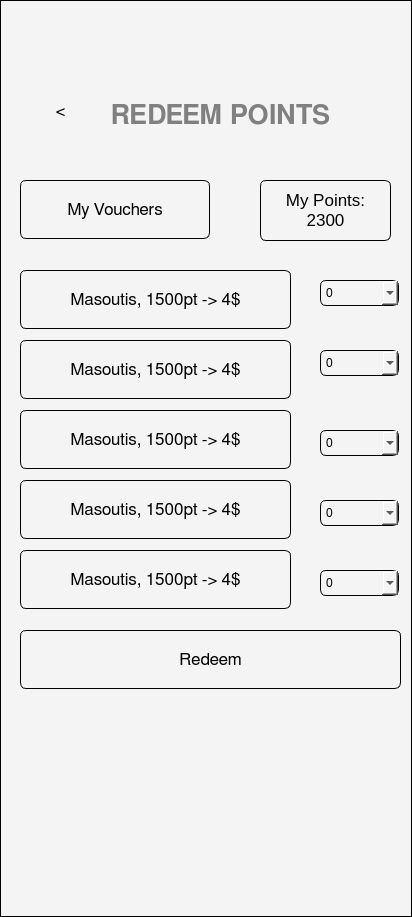
First picture: the form in ui/redeem_points_screen.ui, repository SWE-Project-Org/SWE-Project, before the edit.
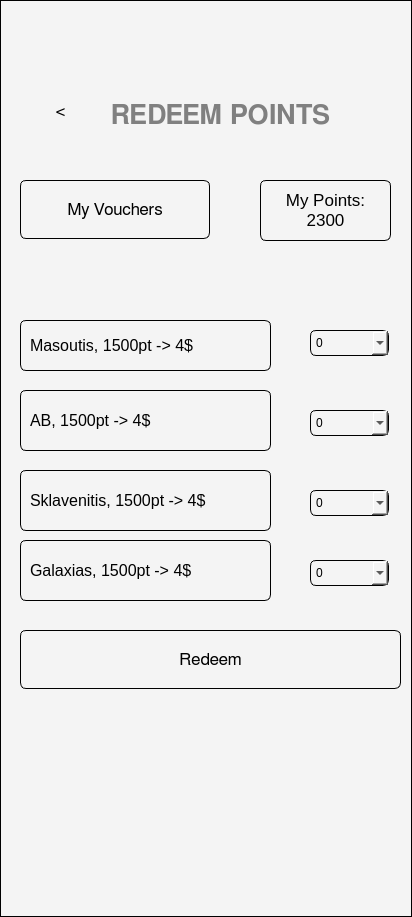
Second picture: the form after the edit.

Commit message: Changes in screen files, script to create ui_py files

Patch:
```diff
--- a/ui/redeem_points_screen.ui
+++ b/ui/redeem_points_screen.ui
@@ -138,248 +138,11 @@
 &lt;p align=&quot;center&quot; style=&quot; margin-top:0px; margin-bottom:0px; margin-left:0px; margin-right:0px; -qt-block-indent:0; text-indent:0px;&quot;&gt;&lt;span style=&quot; font-family:'FreeSans'; font-size:13pt;&quot;&gt;2300&lt;/span&gt;&lt;/p&gt;&lt;/body&gt;&lt;/html&gt;</string>
    </property>
   </widget>
-  <widget class="QPushButton" name="pushButton_6">
-   <property name="geometry">
-    <rect>
-     <x>20</x>
-     <y>270</y>
-     <width>271</width>
-     <height>59</height>
-    </rect>
-   </property>
-   <property name="font">
-    <font>
-     <family>FreeSans</family>
-     <pointsize>13</pointsize>
-     <bold>false</bold>
-    </font>
-   </property>
-   <property name="styleSheet">
-    <string notr="true">color: ffffff;background-color: #00000000;
-border-radius: 6px;
-    padding: 5px;</string>
-   </property>
-   <property name="text">
-    <string>Masoutis, 1500pt -&gt; 4$</string>
-   </property>
-  </widget>
-  <widget class="QPushButton" name="pushButton_7">
-   <property name="geometry">
-    <rect>
-     <x>20</x>
-     <y>340</y>
-     <width>271</width>
-     <height>59</height>
-    </rect>
-   </property>
-   <property name="font">
-    <font>
-     <family>FreeSans</family>
-     <pointsize>13</pointsize>
-     <bold>false</bold>
-    </font>
-   </property>
-   <property name="styleSheet">
-    <string notr="true">color: ffffff;background-color: #00000000;
-border-radius: 6px;
-    padding: 5px;</string>
-   </property>
-   <property name="text">
-    <string>Masoutis, 1500pt -&gt; 4$</string>
-   </property>
-  </widget>
-  <widget class="QPushButton" name="pushButton_8">
-   <property name="geometry">
-    <rect>
-     <x>20</x>
-     <y>410</y>
-     <width>271</width>
-     <height>59</height>
-    </rect>
-   </property>
-   <property name="font">
-    <font>
-     <family>FreeSans</family>
-     <pointsize>13</pointsize>
-     <bold>false</bold>
-    </font>
-   </property>
-   <property name="styleSheet">
-    <string notr="true">color: ffffff;background-color: #00000000;
-border-radius: 6px;
-    padding: 5px;</string>
-   </property>
-   <property name="text">
-    <string>Masoutis, 1500pt -&gt; 4$</string>
-   </property>
-  </widget>
-  <widget class="QPushButton" name="pushButton_9">
-   <property name="geometry">
-    <rect>
-     <x>20</x>
-     <y>480</y>
-     <width>271</width>
-     <height>59</height>
-    </rect>
-   </property>
-   <property name="font">
-    <font>
-     <family>FreeSans</family>
-     <pointsize>13</pointsize>
-     <bold>false</bold>
-    </font>
-   </property>
-   <property name="styleSheet">
-    <string notr="true">color: ffffff;background-color: #00000000;
-border-radius: 6px;
-    padding: 5px;</string>
-   </property>
-   <property name="text">
-    <string>Masoutis, 1500pt -&gt; 4$</string>
-   </property>
-  </widget>
-  <widget class="QPushButton" name="pushButton_10">
-   <property name="geometry">
-    <rect>
-     <x>20</x>
-     <y>550</y>
-     <width>271</width>
-     <height>59</height>
-    </rect>
-   </property>
-   <property name="font">
-    <font>
-     <family>FreeSans</family>
-     <pointsize>13</pointsize>
-     <bold>false</bold>
-    </font>
-   </property>
-   <property name="styleSheet">
-    <string notr="true">color: ffffff;background-color: #00000000;
-border-radius: 6px;
-    padding: 5px;</string>
-   </property>
-   <property name="text">
-    <string>Masoutis, 1500pt -&gt; 4$</string>
-   </property>
-  </widget>
-  <widget class="QComboBox" name="comboBox">
-   <property name="geometry">
-    <rect>
-     <x>320</x>
-     <y>280</y>
-     <width>79</width>
-     <height>26</height>
-    </rect>
-   </property>
-   <property name="styleSheet">
-    <string notr="true">color: f4f4f4;  
-background-color: #f4f4f4;
-border-radius: 6px;
-    padding: 5px;</string>
-   </property>
-   <item>
-    <property name="text">
-     <string>0</string>
-    </property>
-   </item>
-   <item>
-    <property name="text">
-     <string>1</string>
-    </property>
-   </item>
-   <item>
-    <property name="text">
-     <string>2</string>
-    </property>
-   </item>
-   <item>
-    <property name="text">
-     <string>3</string>
-    </property>
-   </item>
-   <item>
-    <property name="text">
-     <string>4</string>
-    </property>
-   </item>
-   <item>
-    <property name="text">
-     <string>5</string>
-    </property>
-   </item>
-   <item>
-    <property name="text">
-     <string>6</string>
-    </property>
-   </item>
-   <item>
-    <property name="text">
-     <string>7</string>
-    </property>
-   </item>
-  </widget>
-  <widget class="QComboBox" name="comboBox_2">
-   <property name="geometry">
-    <rect>
-     <x>320</x>
-     <y>350</y>
-     <width>79</width>
-     <height>26</height>
-    </rect>
-   </property>
-   <property name="styleSheet">
-    <string notr="true">color: f4f4f4;  
-background-color: #f4f4f4;
-border-radius: 6px;
-    padding: 5px;</string>
-   </property>
-   <item>
-    <property name="text">
-     <string>0</string>
-    </property>
-   </item>
-   <item>
-    <property name="text">
-     <string>1</string>
-    </property>
-   </item>
-   <item>
-    <property name="text">
-     <string>2</string>
-    </property>
-   </item>
-   <item>
-    <property name="text">
-     <string>3</string>
-    </property>
-   </item>
-   <item>
-    <property name="text">
-     <string>4</string>
-    </property>
-   </item>
-   <item>
-    <property name="text">
-     <string>5</string>
-    </property>
-   </item>
-   <item>
-    <property name="text">
-     <string>6</string>
-    </property>
-   </item>
-   <item>
-    <property name="text">
-     <string>7</string>
-    </property>
-   </item>
-  </widget>
   <widget class="QComboBox" name="comboBox_3">
    <property name="geometry">
     <rect>
-     <x>320</x>
-     <y>430</y>
+     <x>310</x>
+     <y>330</y>
      <width>79</width>
      <height>26</height>
     </rect>
@@ -434,8 +197,8 @@
   <widget class="QComboBox" name="comboBox_4">
    <property name="geometry">
     <rect>
-     <x>320</x>
-     <y>500</y>
+     <x>310</x>
+     <y>410</y>
      <width>79</width>
      <height>26</height>
     </rect>
@@ -490,8 +253,8 @@
   <widget class="QComboBox" name="comboBox_5">
    <property name="geometry">
     <rect>
-     <x>320</x>
-     <y>570</y>
+     <x>310</x>
+     <y>490</y>
      <width>79</width>
      <height>26</height>
     </rect>
@@ -568,6 +331,154 @@
     <string>Redeem</string>
    </property>
   </widget>
+  <widget class="QLabel" name="label_8">
+   <property name="geometry">
+    <rect>
+     <x>20</x>
+     <y>320</y>
+     <width>251</width>
+     <height>51</height>
+    </rect>
+   </property>
+   <property name="font">
+    <font>
+     <pointsize>12</pointsize>
+    </font>
+   </property>
+   <property name="styleSheet">
+    <string notr="true">color: ffffff;background-color: #00000000;
+border-radius: 6px;
+    padding: 5px;</string>
+   </property>
+   <property name="text">
+    <string>Masoutis, 1500pt -&gt; 4$</string>
+   </property>
+  </widget>
+  <widget class="QLabel" name="label_9">
+   <property name="geometry">
+    <rect>
+     <x>20</x>
+     <y>390</y>
+     <width>251</width>
+     <height>61</height>
+    </rect>
+   </property>
+   <property name="font">
+    <font>
+     <pointsize>12</pointsize>
+    </font>
+   </property>
+   <property name="styleSheet">
+    <string notr="true">color: ffffff;background-color: #00000000;
+border-radius: 6px;
+    padding: 5px;</string>
+   </property>
+   <property name="text">
+    <string>AB, 1500pt -&gt; 4$</string>
+   </property>
+  </widget>
+  <widget class="QLabel" name="label_10">
+   <property name="geometry">
+    <rect>
+     <x>20</x>
+     <y>470</y>
+     <width>251</width>
+     <height>61</height>
+    </rect>
+   </property>
+   <property name="font">
+    <font>
+     <pointsize>12</pointsize>
+    </font>
+   </property>
+   <property name="styleSheet">
+    <string notr="true">color: ffffff;background-color: #00000000;
+border-radius: 6px;
+    padding: 5px;</string>
+   </property>
+   <property name="text">
+    <string>Sklavenitis, 1500pt -&gt; 4$</string>
+   </property>
+  </widget>
+  <widget class="QLabel" name="label_11">
+   <property name="geometry">
+    <rect>
+     <x>20</x>
+     <y>540</y>
+     <width>251</width>
+     <height>61</height>
+    </rect>
+   </property>
+   <property name="font">
+    <font>
+     <pointsize>12</pointsize>
+    </font>
+   </property>
+   <property name="styleSheet">
+    <string notr="true">color: ffffff;background-color: #00000000;
+border-radius: 6px;
+    padding: 5px;</string>
+   </property>
+   <property name="text">
+    <string>Galaxias, 1500pt -&gt; 4$</string>
+   </property>
+  </widget>
+  <widget class="QComboBox" name="comboBox_6">
+   <property name="geometry">
+    <rect>
+     <x>310</x>
+     <y>560</y>
+     <width>79</width>
+     <height>26</height>
+    </rect>
+   </property>
+   <property name="styleSheet">
+    <string notr="true">color: f4f4f4;  
+background-color: #f4f4f4;
+border-radius: 6px;
+    padding: 5px;</string>
+   </property>
+   <item>
+    <property name="text">
+     <string>0</string>
+    </property>
+   </item>
+   <item>
+    <property name="text">
+     <string>1</string>
+    </property>
+   </item>
+   <item>
+    <property name="text">
+     <string>2</string>
+    </property>
+   </item>
+   <item>
+    <property name="text">
+     <string>3</string>
+    </property>
+   </item>
+   <item>
+    <property name="text">
+     <string>4</string>
+    </property>
+   </item>
+   <item>
+    <property name="text">
+     <string>5</string>
+    </property>
+   </item>
+   <item>
+    <property name="text">
+     <string>6</string>
+    </property>
+   </item>
+   <item>
+    <property name="text">
+     <string>7</string>
+    </property>
+   </item>
+  </widget>
  </widget>
  <resources/>
  <connections/>
```
The commit also changes 25 other files.
